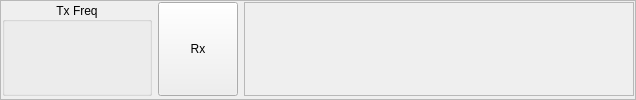
Above: gui/ctxdisplay.ui from dl1ksv/linpsk before the change. Below: the same form after it.
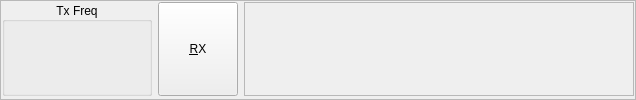
That is the form after the change. Custom widgets are drawn as their Qt base class.

What changed in the file:
```diff
--- a/gui/ctxdisplay.ui
+++ b/gui/ctxdisplay.ui
@@ -74,7 +74,7 @@
         </size>
        </property>
        <property name="text">
-        <string>Rx</string>
+        <string>&amp;RX</string>
        </property>
       </widget>
      </item>
```
